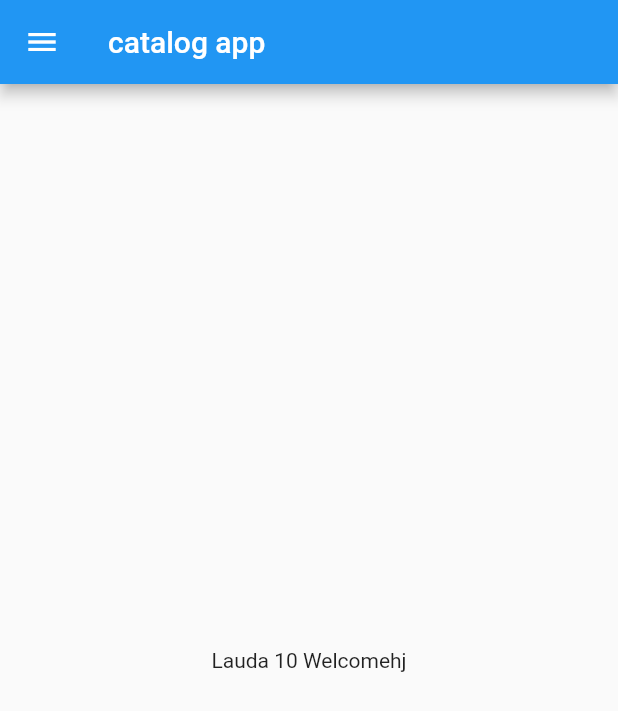
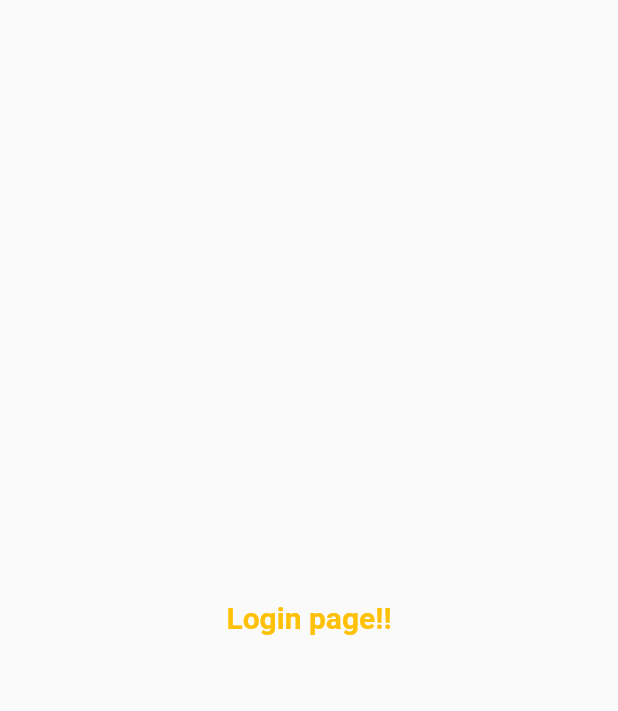
Before and after one commit to ayush-7607v/30DaysofFlutter, a Flutter app: the screen it shows after launch, on a phone screen of 412 x 824 dp. Shown: the top 711 px of the screen. Run offline on Flutter 3.47's test engine with Material 2 defaults, Android fonts, the phone set to English and light mode, and no system bars.

Commit message:
day 3 completed yeah!!

```diff
--- a/lib/home_page.dart
+++ /dev/null
@@ -1,22 +0,0 @@
-import 'package:flutter/material.dart';
-
-class homepage extends StatelessWidget {
-  const homepage({Key? key}) : super(key: key);
-
-  @override
-  Widget build(BuildContext context) {
-    int day=10;
-
-    return Scaffold(
-       appBar: AppBar(
-        title: Text("catalog app"),
-       ),
-        body: Center(
-          child: Container(
-            child: Text("Lauda $day Welcomehj"),
-          ),
-        ),
-        drawer: Drawer(),
-      );
-  }
-}
--- a/lib/main.dart
+++ b/lib/main.dart
@@ -1,10 +1,6 @@
-// ctrl + ,  setting
-//  ctrl + shift + y terminal
-// ctrl + shift + p command palette
-// ctrl + + SIZE INC
-//  run f5
 import 'package:flutter/material.dart';
-import 'package:flutter_application_1_vs/home_page.dart';
+import 'package:flutter_application_1_vs/screens/home_page.dart';
+import 'package:flutter_application_1_vs/screens/login_page.dart';
 
 void main() {
   runApp(MyApp());
@@ -16,8 +12,7 @@
 
   @override
   Widget build(BuildContext context) {
-
-    int day=10;
+    int day = 10;
     // num take double + int
     // string s="";
     // bool
@@ -25,8 +20,37 @@
     //  var day=5;automatic detect
 
     return MaterialApp(
-      home: homepage(),
-    );
+        // home: homepage(),
+
+        themeMode: ThemeMode.light,
+        // here if light given then goes to below else dark choose goes to darktheme :
+
+        theme: ThemeData(primarySwatch: Colors.pink),
+        // primary swatch set of colors which chang whole theme wrt color chosse smartly
+
+        darkTheme: ThemeData(
+          brightness: Brightness.dark,
+          // these are specification of dark theme
+        ),
+        // initialRoute: "/home",
+        routes: {
+          "/": (context) => const loginpage(),
+          "/home": (context) => homepage(),
+          "/login": (context) => loginpage()
+        });
     // ui ka kaam
   }
 }
+
+// bring vegetables({@required bool thaila ,int rupees=100})
+// {
+//   // inside curly int rupees means if rupee not pass from main
+//   //  them it take default value 100
+//   // if written @required then compulosry pass
+// }
+
+// ctrl + ,  setting
+//  ctrl + shift + y terminal
+// ctrl + shift + p command palette
+// ctrl + + SIZE INC
+//  run f5
--- /dev/null
+++ b/lib/screens/home_page.dart
@@ -0,0 +1,22 @@
+import 'package:flutter/material.dart';
+
+class homepage extends StatelessWidget {
+  const homepage({Key? key}) : super(key: key);
+
+  @override
+  Widget build(BuildContext context) {
+    int day = 10;
+
+    return Scaffold(
+      appBar: AppBar(
+        title: Text("catalog app"),
+      ),
+      body: Center(
+        child: Container(
+          child: Text("Lauda $day Welcomehj"),
+        ),
+      ),
+      drawer: Drawer(),
+    );
+  }
+}
--- /dev/null
+++ b/lib/screens/login_page.dart
@@ -0,0 +1,22 @@
+import 'package:flutter/material.dart';
+
+class loginpage extends StatelessWidget {
+  const loginpage({Key? key}) : super(key: key);
+
+  @override
+  Widget build(BuildContext context) {
+    return const Material(
+      child: Center(
+          child: Text(
+        "Login page!!",
+        style: TextStyle(
+          fontSize: 20,
+          color: Colors.amber,
+          fontWeight: FontWeight.bold,
+        ),
+        // textAlign: Center,
+        // textScaleFactor: 2.0,
+      )),
+    );
+  }
+}
```
